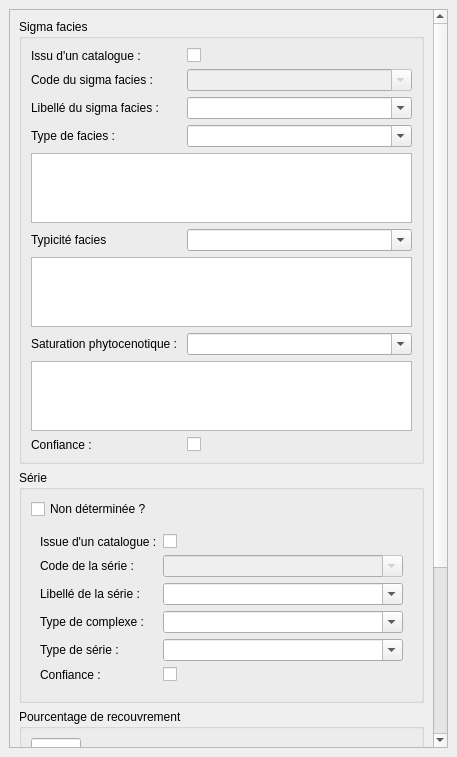
This is src/ui/form_sigmaf.ui in IGNF/saisie_carhab as Qt 5 draws it before an edit. The edited form follows.
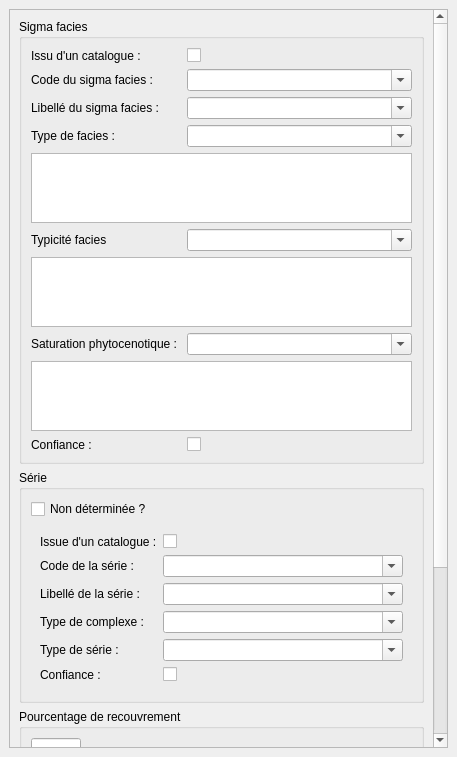
This is the edited form.

Commit message: màj des formulaires, comportements différents selon l'existance ou non de catalogues

```diff
--- a/src/ui/form_sigmaf.ui
+++ b/src/ui/form_sigmaf.ui
@@ -24,9 +24,9 @@
        <property name="geometry">
         <rect>
          <x>0</x>
-         <y>-196</y>
+         <y>0</y>
          <width>420</width>
-         <height>911</height>
+         <height>905</height>
         </rect>
        </property>
        <layout class="QVBoxLayout" name="verticalLayout">
@@ -60,11 +60,14 @@
            <item row="1" column="1">
             <widget class="QComboBox" name="code_sigma">
              <property name="enabled">
-              <bool>false</bool>
+              <bool>true</bool>
              </property>
              <property name="editable">
               <bool>true</bool>
              </property>
+             <property name="frame">
+              <bool>true</bool>
+             </property>
             </widget>
            </item>
            <item row="2" column="0">
@@ -192,7 +195,7 @@
               <item row="1" column="1">
                <widget class="QComboBox" name="code_serie">
                 <property name="enabled">
-                 <bool>false</bool>
+                 <bool>true</bool>
                 </property>
                 <property name="editable">
                  <bool>true</bool>
```
Left out of the diff: 55 changed lines with no effect on the pictures. The commit also changes 2 other files.
